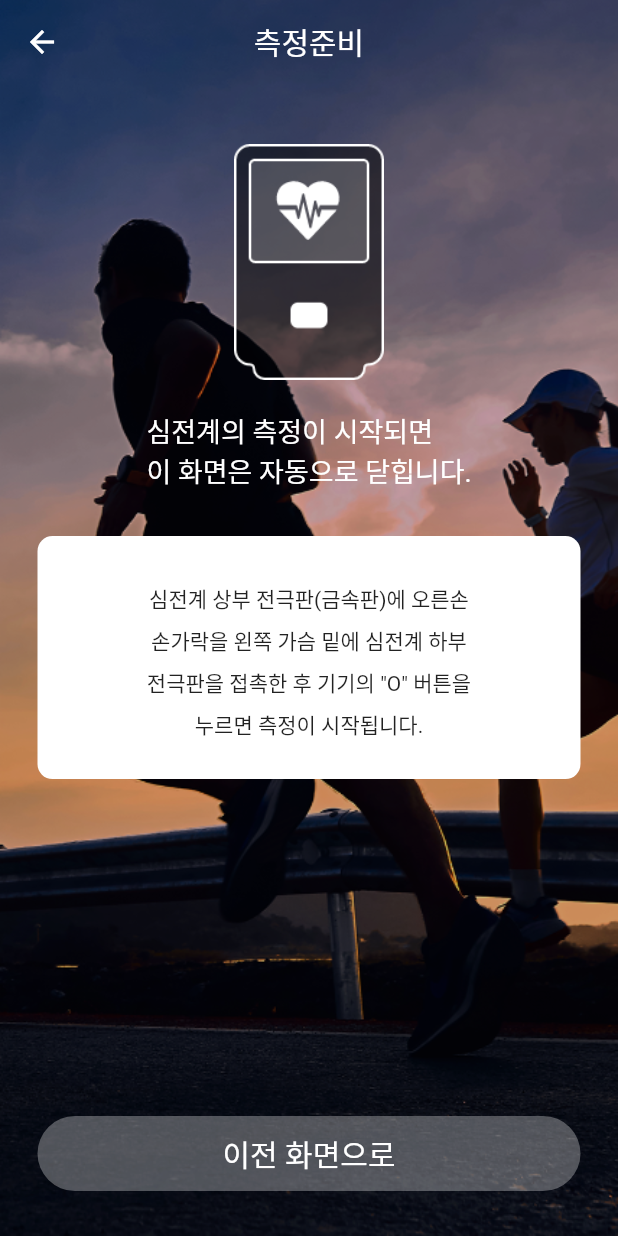
After one commit to plustonic-yong/three_youth_app, a Flutter app: the BleEcgScanScreen screen opened by its route, after a tap on "심전도 (30초)", on a phone screen of 412 x 824 dp. The commit adds this screen. Run offline on Flutter 3.47's test engine with Material 2 defaults, Android fonts, the phone set to English and light mode, and no system bars; our stand-ins replace dots_indicator, firebase_auth, firebase_core, fl_chart, flutter_blue, flutter_datetime_picker and 6 more; missing offline and left inert: flutter_reactive_ble, kakao_flutter_sdk_user; accounts and stored records are empty; Roboto replaces fonts that are missing (NotoSansCJKkr).

Commit message:
심전도 측정준비 UI 구현

```diff
--- a/lib/main.dart
+++ b/lib/main.dart
@@ -20,6 +20,7 @@ import 'package:three_youth_app/screens/ble_bp_scan/ble_bp_scan_screen.dart';
 import 'package:three_youth_app/screens/ble_ecg_connect/ble_ecg_connect_info_screen.dart';
 import 'package:three_youth_app/screens/ble_ecg_connect/ble_ecg_connect_pairing_screen.dart';
 import 'package:three_youth_app/screens/ble_ecg_connect/ble_ecg_connect_screen.dart';
+import 'package:three_youth_app/screens/ble_ecg_scan/ble_ecg_scan_measurement_screen.dart';
 import 'package:three_youth_app/screens/ble_ecg_scan/ble_ecg_scan_screen.dart';
 import 'package:three_youth_app/screens/electrocardiogram_setting/electrocardiogram_setting_screen.dart';
 import 'package:three_youth_app/screens/history/history_screen.dart';
@@ -78,6 +79,8 @@ class MyApp extends StatelessWidget {
           '/connectecg/pairing': (context) =>
               const BleEcgConnectPairingScreen(),
           '/scanecg': (context) => const BleEcgScanScreen(),
+          '/scanecg/mesurement': (context) =>
+              const BleEcgScanMeasurementScreen(),
           '/history': (context) => const HistoryScreen(),
           '/agreement': (context) => const AgreementScreen(),
           '/profile': (context) => const ProfileSettingScreen(),
--- /dev/null
+++ b/lib/screens/ble_ecg_scan/ble_ecg_scan_measurement_screen.dart
@@ -0,0 +1,83 @@
+import 'package:flutter/material.dart';
+import 'package:three_youth_app/widget/common_button.dart';
+
+class BleEcgScanMeasurementScreen extends StatelessWidget {
+  const BleEcgScanMeasurementScreen({Key? key}) : super(key: key);
+
+  @override
+  Widget build(BuildContext context) {
+    double _screenWidth = MediaQuery.of(context).size.width;
+    return Stack(
+      children: [
+        //배경이미지
+        Container(
+          decoration: const BoxDecoration(
+            image: DecorationImage(
+              image: AssetImage('assets/images/bg.png'),
+              fit: BoxFit.cover,
+            ),
+          ),
+        ),
+        Scaffold(
+          appBar: AppBar(
+            backgroundColor: Colors.transparent,
+            elevation: 0,
+            centerTitle: true,
+            title: const Text('측정준비'),
+          ),
+          backgroundColor: Colors.transparent,
+          body: Padding(
+            padding: const EdgeInsets.symmetric(horizontal: 25.0),
+            child: Column(
+              // crossAxisAlignment: CrossAxisAlignment.center,
+              children: [
+                const SizedBox(height: 40.0),
+                Center(
+                  child: Image.asset(
+                    'assets/images/electrocardiogram_1@2x.png',
+                    width: 100.0,
+                  ),
+                ),
+                const SizedBox(height: 20.0),
+                const Center(
+                  child: Text(
+                    '심전계의 측정이 시작되면\n이 화면은 자동으로 닫힙니다.',
+                    style: TextStyle(
+                      color: Colors.white,
+                      fontSize: 18.0,
+                    ),
+                  ),
+                ),
+                const SizedBox(height: 30.0),
+                Container(
+                  padding: const EdgeInsets.all(25.0),
+                  width: _screenWidth,
+                  decoration: BoxDecoration(
+                    color: Colors.white,
+                    borderRadius: BorderRadius.circular(10.0),
+                  ),
+                  child: const Text(
+                    '심전계 상부 전극판(금속판)에 오른손\n손가락을 왼쪽 가슴 밑에 심전계 하부\n전극판을 접촉한 후 기기의 "O" 버튼을\n누르면 측정이 시작됩니다.',
+                    textAlign: TextAlign.center,
+                    style: TextStyle(
+                      height: 2.0,
+                    ),
+                  ),
+                ),
+                const Spacer(),
+                CommonButton(
+                  height: 50.0,
+                  width: _screenWidth,
+                  title: '이전 화면으로',
+                  buttonColor: ButtonColor.inactive,
+                  onTap: () => Navigator.of(context).pop(),
+                ),
+                const SizedBox(height: 30.0),
+              ],
+            ),
+          ),
+        ),
+      ],
+    );
+  }
+}
--- a/lib/screens/ble_ecg_scan/ble_ecg_scan_screen.dart
+++ b/lib/screens/ble_ecg_scan/ble_ecg_scan_screen.dart
@@ -47,8 +47,8 @@ class BleEcgScanScreen extends StatelessWidget {
                 const SizedBox(height: 50.0),
                 //심전도(30초)
                 GestureDetector(
-                  // onTap: () =>
-                  //     Navigator.of(context).pushNamed('/scan/mesurement'),
+                  onTap: () =>
+                      Navigator.of(context).pushNamed('/scanecg/mesurement'),
                   child: Container(
                     padding: const EdgeInsets.all(25.0),
                     width: _screenWidth,
@@ -71,8 +71,8 @@ class BleEcgScanScreen extends StatelessWidget {
                 const SizedBox(height: 50.0),
                 //연속 심전도 측정
                 GestureDetector(
-                  // onTap: () =>
-                  //     Navigator.of(context).pushNamed('/scan/mesurement'),
+                  onTap: () =>
+                      Navigator.of(context).pushNamed('/scanecg/mesurement'),
                   child: Container(
                     padding: const EdgeInsets.all(25.0),
                     width: _screenWidth,
@@ -94,8 +94,8 @@ class BleEcgScanScreen extends StatelessWidget {
                 const SizedBox(height: 50.0),
                 //실시간 심전도 측정
                 GestureDetector(
-                  // onTap: () =>
-                  //     Navigator.of(context).pushNamed('/scan/mesurement'),
+                  onTap: () =>
+                      Navigator.of(context).pushNamed('/scanecg/mesurement'),
                   child: Container(
                     padding: const EdgeInsets.all(25.0),
                     width: _screenWidth,
```
